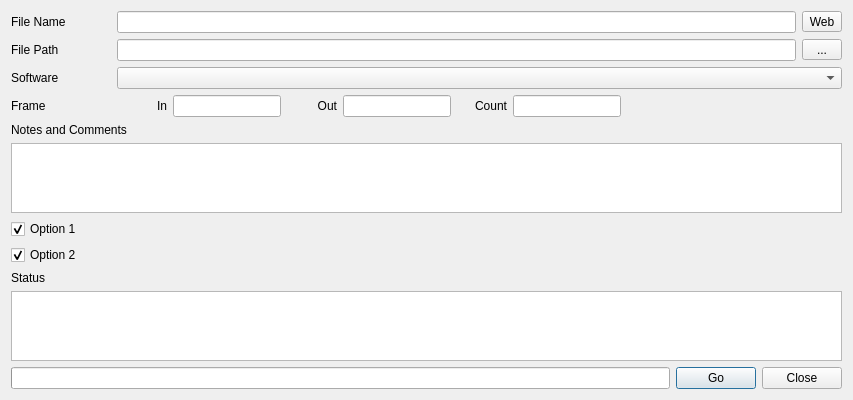
dearyangyu/swing, file module/wildchildanimation/gui/forms/maya/create_dialog.ui: the form before one commit.
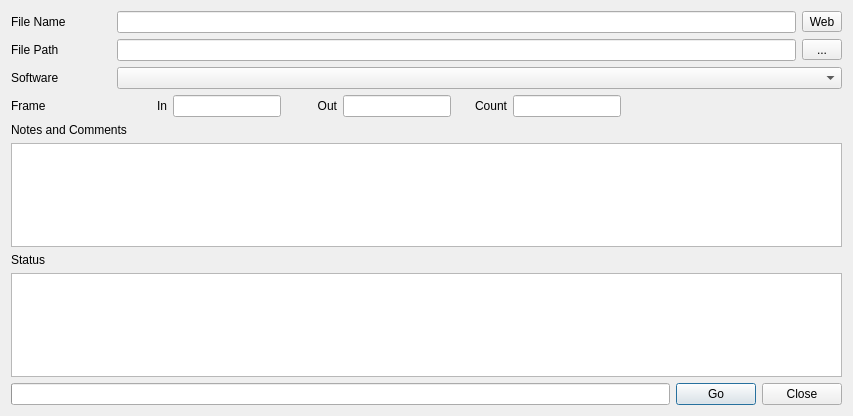
The form after the commit.

```diff
--- a/module/wildchildanimation/gui/forms/maya/create_dialog.ui
+++ b/module/wildchildanimation/gui/forms/maya/create_dialog.ui
@@ -10,7 +10,7 @@
     <x>0</x>
     <y>0</y>
     <width>853</width>
-    <height>386</height>
+    <height>416</height>
    </rect>
   </property>
   <property name="windowTitle">
@@ -227,43 +227,7 @@
     </layout>
    </item>
    <item>
-    <layout class="QVBoxLayout" name="verticalLayoutOptions">
-     <item>
-      <widget class="QCheckBox" name="checkBoxSkipExisting">
-       <property name="minimumSize">
-        <size>
-         <width>100</width>
-         <height>0</height>
-        </size>
-       </property>
-       <property name="styleSheet">
-        <string notr="true"/>
-       </property>
-       <property name="text">
-        <string>Option 1</string>
-       </property>
-       <property name="checked">
-        <bool>true</bool>
-       </property>
-      </widget>
-     </item>
-     <item>
-      <widget class="QCheckBox" name="checkBoxExtractZips">
-       <property name="minimumSize">
-        <size>
-         <width>100</width>
-         <height>0</height>
-        </size>
-       </property>
-       <property name="text">
-        <string>Option 2</string>
-       </property>
-       <property name="checked">
-        <bool>true</bool>
-       </property>
-      </widget>
-     </item>
-    </layout>
+    <layout class="QVBoxLayout" name="verticalLayoutOptions"/>
    </item>
    <item>
     <layout class="QVBoxLayout" name="verticalLayoutFiles">
```
